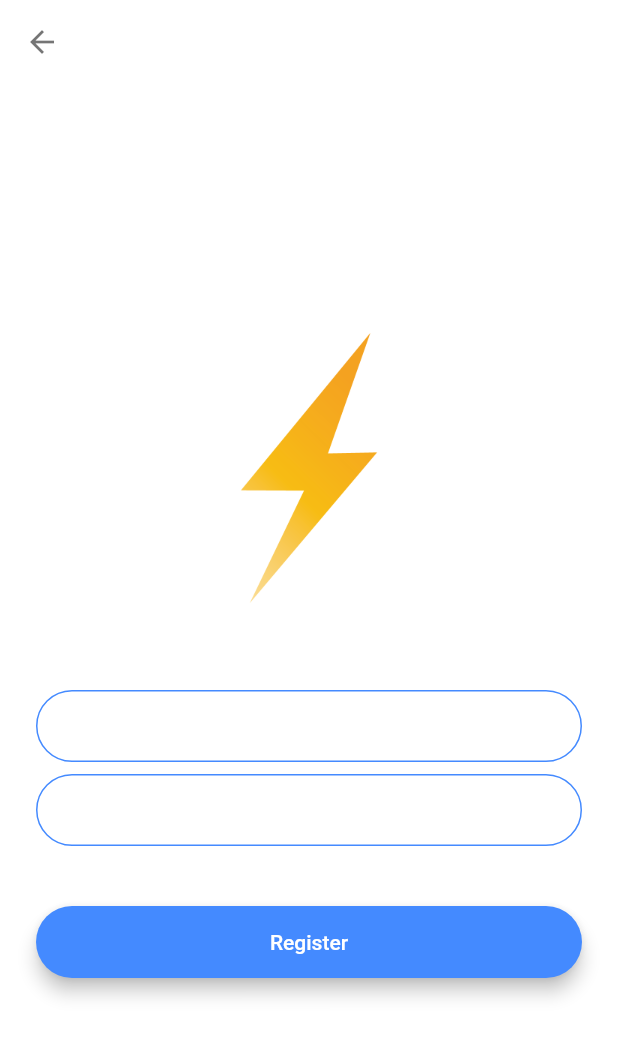
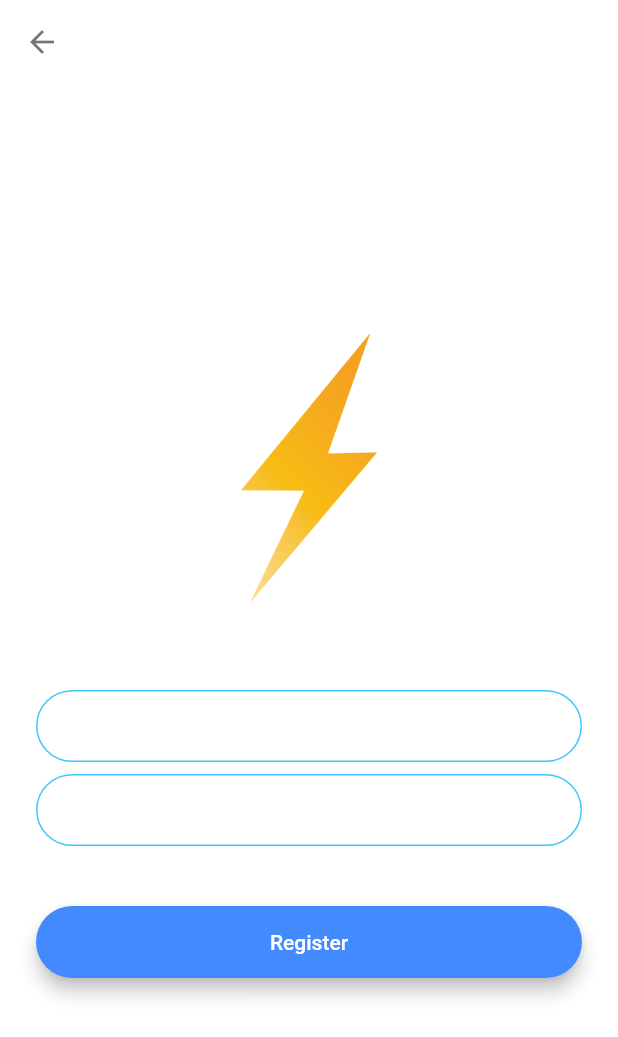
Before and after one commit to UlugbekYarkinov/chatter_test, a Flutter app: the RegistrationScreen screen opened by its route, on a phone screen of 412 x 824 dp. Shown: the top 1037 px of the screen. Run offline on Flutter 3.47's test engine with Material 2 defaults, Android fonts, the phone set to English and light mode, and no system bars; our stand-ins replace animated_text_kit.

Commit message:
CHALLENGE: InputDecoration is extracted in constants file

```diff
--- a/lib/constants.dart
+++ b/lib/constants.dart
@@ -17,3 +17,18 @@ const kMessageContainerDecoration = BoxDecoration(
     top: BorderSide(color: Colors.lightBlueAccent, width: 2.0),
   ),
 );
+const InputDecoration textFieldDecoration = InputDecoration(
+    hintText: 'Enter a value',
+    contentPadding: EdgeInsets.symmetric(vertical: 10.0, horizontal: 20.0),
+    border: OutlineInputBorder(
+      borderRadius: BorderRadius.all(Radius.circular(32.0)),
+    ),
+    enabledBorder: OutlineInputBorder(
+      borderSide: BorderSide(color: Colors.lightBlueAccent, width: 1.0),
+      borderRadius: BorderRadius.all(Radius.circular(32.0)),
+    ),
+    focusedBorder: OutlineInputBorder(
+      borderSide: BorderSide(color: Colors.lightBlueAccent, width: 2.0),
+      borderRadius: BorderRadius.all(Radius.circular(32.0)),
+    ),
+);
--- a/lib/screens/registration_screen.dart
+++ b/lib/screens/registration_screen.dart
@@ -1,4 +1,5 @@
 import 'package:chatter_test/components/activation_action_button.dart';
+import 'package:chatter_test/constants.dart';
 import 'package:chatter_test/screens/welcome_screen.dart';
 import 'package:flutter/material.dart';
 
@@ -44,22 +45,7 @@ class _RegistrationScreenState extends State<RegistrationScreen> {
               onChanged: (value) {
                 //Do something with the user input.
               },
-              decoration: InputDecoration(
-                hintText: 'Enter your email',
-                contentPadding:
-                    EdgeInsets.symmetric(vertical: 10.0, horizontal: 20.0),
-                border: OutlineInputBorder(
-                  borderRadius: BorderRadius.all(Radius.circular(32.0)),
-                ),
-                enabledBorder: OutlineInputBorder(
-                  borderSide: BorderSide(color: Colors.blueAccent, width: 1.0),
-                  borderRadius: BorderRadius.all(Radius.circular(32.0)),
-                ),
-                focusedBorder: OutlineInputBorder(
-                  borderSide: BorderSide(color: Colors.blueAccent, width: 2.0),
-                  borderRadius: BorderRadius.all(Radius.circular(32.0)),
-                ),
-              ),
+              decoration: textFieldDecoration.copyWith(hintText: 'Enter you email'),
             ),
             const SizedBox(
               height: 8.0,
@@ -68,22 +54,7 @@ class _RegistrationScreenState extends State<RegistrationScreen> {
               onChanged: (value) {
                 //Do something with the user input.
               },
-              decoration: InputDecoration(
-                hintText: 'Enter your password',
-                contentPadding:
-                    EdgeInsets.symmetric(vertical: 10.0, horizontal: 20.0),
-                border: OutlineInputBorder(
-                  borderRadius: BorderRadius.all(Radius.circular(32.0)),
-                ),
-                enabledBorder: OutlineInputBorder(
-                  borderSide: BorderSide(color: Colors.blueAccent, width: 1.0),
-                  borderRadius: BorderRadius.all(Radius.circular(32.0)),
-                ),
-                focusedBorder: OutlineInputBorder(
-                  borderSide: BorderSide(color: Colors.blueAccent, width: 2.0),
-                  borderRadius: BorderRadius.all(Radius.circular(32.0)),
-                ),
-              ),
+              decoration: textFieldDecoration.copyWith(hintText: 'Enter you password'),
             ),
             const SizedBox(
               height: 24.0,
```
Also changed, not shown: lib/screens/login_screen.dart (+4 -37 lines).
